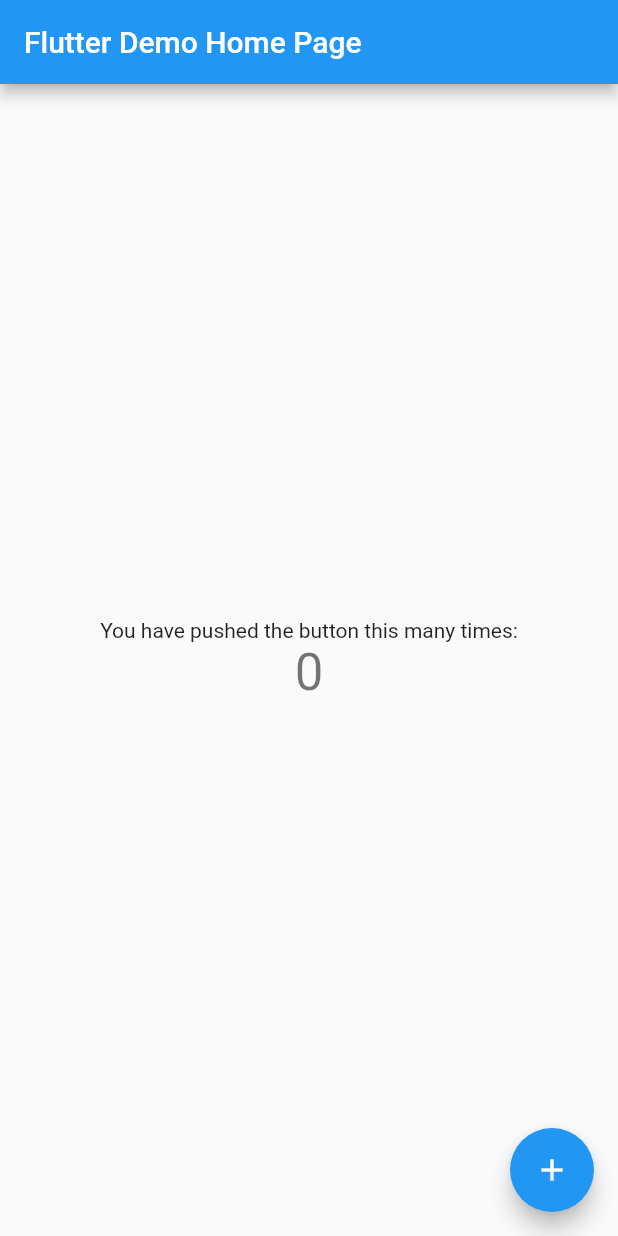
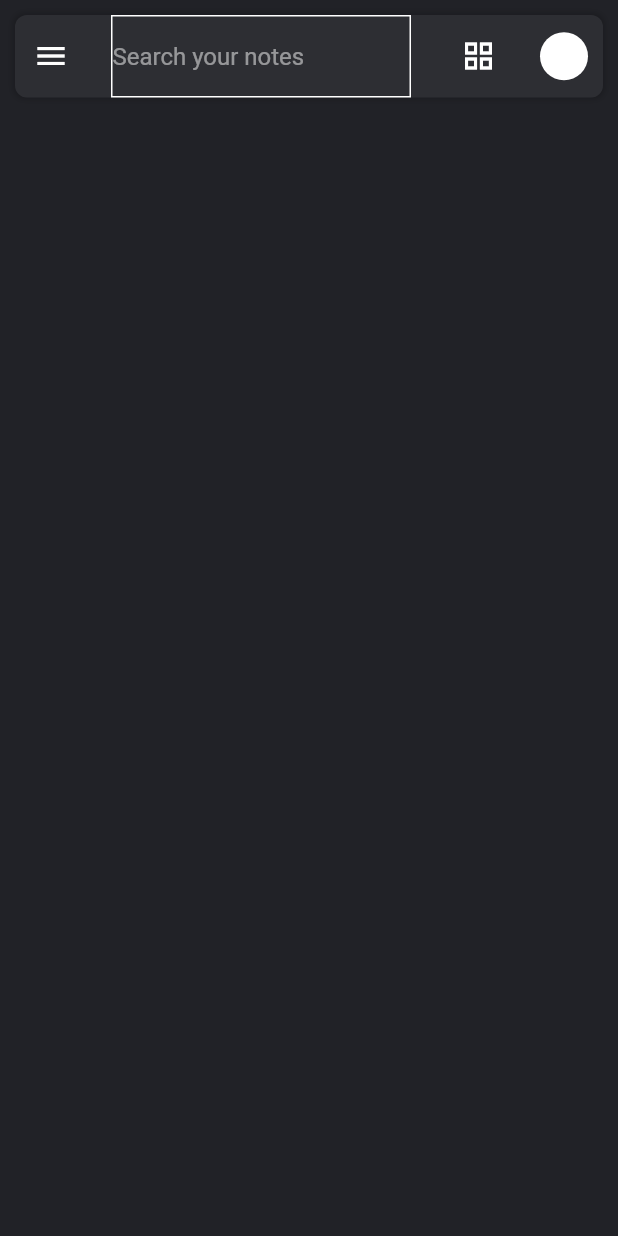
Before and after one commit to ImranIqbalS/Flutter-note-app, a Flutter app: the screen it shows after launch, on a phone screen of 412 x 824 dp. Run offline on Flutter 3.47's test engine with Material 2 defaults, Android fonts, the phone set to English and light mode, and no system bars.

Commit message:
header UI completed

```diff
--- /dev/null
+++ b/lib/colors.dart
@@ -0,0 +1,6 @@
+import 'package:flutter/material.dart';
+
+const Color bgColor = Color(0xFF212227);
+const Color cardColor = Color(0xFF2D2E33);
+const Color black = Color(0xFF000000);
+const Color white = Color(0xFFFFFFFF);
--- /dev/null
+++ b/lib/home.dart
@@ -0,0 +1,109 @@
+import 'package:flutter/material.dart';
+import 'package:note_app/colors.dart';
+
+class Home extends StatefulWidget {
+  const Home({Key? key}) : super(key: key);
+
+  @override
+  _HomeState createState() => _HomeState();
+}
+
+class _HomeState extends State<Home> {
+  @override
+  Widget build(BuildContext context) {
+    return Scaffold(
+      backgroundColor: bgColor,
+      body: SafeArea(
+        child: Container(
+          child: Column(
+            children: [
+              Container(
+                margin: EdgeInsets.symmetric(horizontal: 10, vertical: 10),
+                width: MediaQuery.of(context).size.width,
+                height: 55,
+                decoration: BoxDecoration(
+                  color: cardColor,
+                  borderRadius: BorderRadius.circular(8),
+                  boxShadow: [
+                    BoxShadow(
+                      color: black.withOpacity(0.2),
+                      spreadRadius: 1,
+                      blurRadius: 3,
+                    ),
+                  ],
+                ),
+                child: Row(
+                  mainAxisAlignment: MainAxisAlignment.spaceBetween,
+                  children: [
+                    Row(
+                      children: [
+                        IconButton(
+                          onPressed: () {},
+                          icon: Icon(
+                            Icons.menu,
+                            color: white,
+                          ),
+                        ),
+                        SizedBox(width: 16),
+                        Container(
+                          height: 55,
+                          width: 200,
+                          decoration: BoxDecoration(
+                            border: Border.all(color: Colors.white),
+                          ),
+                          child: Column(
+                            mainAxisAlignment: MainAxisAlignment.center,
+                            crossAxisAlignment: CrossAxisAlignment.start,
+                            children: [
+                              Text(
+                                "Search your notes",
+                                style: TextStyle(
+                                  color: white.withOpacity(0.5),
+                                  fontSize: 16,
+                                ),
+                              ),
+                            ],
+                          ),
+                        ),
+                      ],
+                    ),
+                    Container(
+                      margin: EdgeInsets.symmetric(horizontal: 10),
+                      child: Row(
+                        children: [
+                          TextButton(
+                            style: ButtonStyle(
+                              overlayColor: MaterialStateColor.resolveWith(
+                                (states) => white.withOpacity(0.1),
+                              ),
+                              shape: MaterialStateProperty.all<
+                                  RoundedRectangleBorder>(
+                                RoundedRectangleBorder(
+                                  borderRadius: BorderRadius.circular(50),
+                                ),
+                              ),
+                            ),
+                            onPressed: () {},
+                            child: Icon(
+                              Icons.grid_view,
+                              color: white,
+                            ),
+                          ),
+                          SizedBox(width: 9),
+                          CircleAvatar(
+                            radius: 16,
+                            backgroundColor: Colors.white,
+                          )
+                        ],
+                      ),
+                    ),
+                  ],
+                ),
+              )
+            ],
+          ),
+        ),
+      ),
+    );
+  }
+}
--- a/lib/main.dart
+++ b/lib/main.dart
@@ -1,4 +1,5 @@
 import 'package:flutter/material.dart';
+import 'package:note_app/home.dart';
 
 void main() {
   runApp(const MyApp());
@@ -7,109 +8,14 @@ void main() {
 class MyApp extends StatelessWidget {
   const MyApp({Key? key}) : super(key: key);
 
-  // This widget is the root of your application.
   @override
   Widget build(BuildContext context) {
     return MaterialApp(
       title: 'Flutter Demo',
       theme: ThemeData(
-        // This is the theme of your application.
-        //
-        // Try running your application with "flutter run". You'll see the
-        // application has a blue toolbar. Then, without quitting the app, try
-        // changing the primarySwatch below to Colors.green and then invoke
-        // "hot reload" (press "r" in the console where you ran "flutter run",
-        // or simply save your changes to "hot reload" in a Flutter IDE).
-        // Notice that the counter didn't reset back to zero; the application
-        // is not restarted.
         primarySwatch: Colors.blue,
       ),
-      home: const MyHomePage(title: 'Flutter Demo Home Page'),
+      home: const Home(),
     );
   }
 }
-
-class MyHomePage extends StatefulWidget {
-  const MyHomePage({Key? key, required this.title}) : super(key: key);
-
-  // This widget is the home page of your application. It is stateful, meaning
-  // that it has a State object (defined below) that contains fields that affect
-  // how it looks.
-
-  // This class is the configuration for the state. It holds the values (in this
-  // case the title) provided by the parent (in this case the App widget) and
-  // used by the build method of the State. Fields in a Widget subclass are
-  // always marked "final".
-
-  final String title;
-
-  @override
-  State<MyHomePage> createState() => _MyHomePageState();
-}
-
-class _MyHomePageState extends State<MyHomePage> {
-  int _counter = 0;
-
-  void _incrementCounter() {
-    setState(() {
-      // This call to setState tells the Flutter framework that something has
-      // changed in this State, which causes it to rerun the build method below
-      // so that the display can reflect the updated values. If we changed
-      // _counter without calling setState(), then the build method would not be
-      // called again, and so nothing would appear to happen.
-      _counter++;
-    });
-  }
-
-  @override
-  Widget build(BuildContext context) {
-    // This method is rerun every time setState is called, for instance as done
-    // by the _incrementCounter method above.
-    //
-    // The Flutter framework has been optimized to make rerunning build methods
-    // fast, so that you can just rebuild anything that needs updating rather
-    // than having to individually change instances of widgets.
-    return Scaffold(
-      appBar: AppBar(
-        // Here we take the value from the MyHomePage object that was created by
-        // the App.build method, and use it to set our appbar title.
-        title: Text(widget.title),
-      ),
-      body: Center(
-        // Center is a layout widget. It takes a single child and positions it
-        // in the middle of the parent.
-        child: Column(
-          // Column is also a layout widget. It takes a list of children and
-          // arranges them vertically. By default, it sizes itself to fit its
-          // children horizontally, and tries to be as tall as its parent.
-          //
-          // Invoke "debug painting" (press "p" in the console, choose the
-          // "Toggle Debug Paint" action from the Flutter Inspector in Android
-          // Studio, or the "Toggle Debug Paint" command in Visual Studio Code)
-          // to see the wireframe for each widget.
-          //
-          // Column has various properties to control how it sizes itself and
-          // how it positions its children. Here we use mainAxisAlignment to
-          // center the children vertically; the main axis here is the vertical
-          // axis because Columns are vertical (the cross axis would be
-          // horizontal).
-          mainAxisAlignment: MainAxisAlignment.center,
-          children: <Widget>[
-            const Text(
-              'You have pushed the button this many times:',
-            ),
-            Text(
-              '$_counter',
-              style: Theme.of(context).textTheme.headline4,
-            ),
-          ],
-        ),
-      ),
-      floatingActionButton: FloatingActionButton(
-        onPressed: _incrementCounter,
-        tooltip: 'Increment',
-        child: const Icon(Icons.add),
-      ), // This trailing comma makes auto-formatting nicer for build methods.
-    );
-  }
-}
--- a/pubspec.yaml
+++ b/pubspec.yaml
@@ -3,7 +3,7 @@ description: A new Flutter project.
 
 # The following line prevents the package from being accidentally published to
 # pub.dev using `flutter pub publish`. This is preferred for private packages.
-publish_to: 'none' # Remove this line if you wish to publish to pub.dev
+publish_to: "none" # Remove this line if you wish to publish to pub.dev
 
 # The following defines the version and build number for your application.
 # A version number is three numbers separated by dots, like 1.2.43
@@ -30,10 +30,10 @@ dependencies:
   flutter:
     sdk: flutter
 
-
   # The following adds the Cupertino Icons font to your application.
   # Use with the CupertinoIcons class for iOS style icons.
   cupertino_icons: ^1.0.2
+  flutter_staggered_grid_view:
 
 dev_dependencies:
   flutter_test:
@@ -51,7 +51,6 @@ dev_dependencies:
 
 # The following section is specific to Flutter.
 flutter:
-
   # The following line ensures that the Material Icons font is
   # included with your application, so that you can use the icons in
   # the material Icons class.
```
Also changed, not shown: pubspec.lock.
